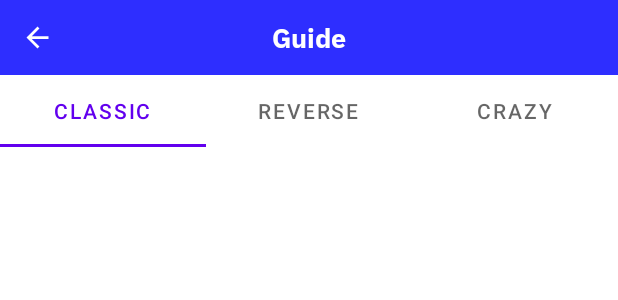
After one commit to BarbodH/mad-grid, an Android app: the layout activity_guide.xml on its own in the app's theme, with its tools: preview values and no code run, on a phone screen of 412 x 824 dp. The commit adds this screen. Shown: the top 300 px of the screen. Run offline under Robolectric (Android 15) with nearby library versions, the phone set to English and light mode, and no system bars.

Commit message:
Created basic guide page with video demonstrations

```diff
--- a/app/src/main/res/drawable/grid_button_background_inactive.xml
+++ b/app/src/main/res/drawable/grid_button_background_inactive.xml
@@ -3,5 +3,5 @@
     android:shape="rectangle">
 
     <solid android:color="#0047AB" />
-    <corners android:radius="5dp" />
+    <corners android:radius="8dp" />
 </shape>
--- /dev/null
+++ b/app/src/main/res/layout/activity_guide.xml
@@ -0,0 +1,71 @@
+<?xml version="1.0" encoding="utf-8"?>
+<androidx.constraintlayout.widget.ConstraintLayout xmlns:android="http://schemas.android.com/apk/res/android"
+    xmlns:app="http://schemas.android.com/apk/res-auto"
+    xmlns:tools="http://schemas.android.com/tools"
+    android:layout_width="match_parent"
+    android:layout_height="match_parent"
+    tools:context=".GuideActivity">
+
+    <RelativeLayout
+        android:id="@+id/relativeLayout2"
+        android:layout_width="match_parent"
+        android:layout_height="wrap_content"
+        android:background="@color/settings_bar"
+        app:layout_constraintEnd_toEndOf="parent"
+        app:layout_constraintHorizontal_bias="0.5"
+        app:layout_constraintStart_toStartOf="parent"
+        app:layout_constraintTop_toTopOf="parent">
+
+        <ImageView
+            android:layout_width="50dp"
+            android:layout_height="50dp"
+            android:onClick="returnHome"
+            android:padding="14dp"
+            android:src="@drawable/back_btn" />
+
+        <TextView
+            android:layout_width="wrap_content"
+            android:layout_height="wrap_content"
+            android:layout_centerInParent="true"
+            android:fontFamily="@font/ibm_plex_sans_bold"
+            android:text="@string/guide_title"
+            android:textColor="#FFFFFF "
+            android:textSize="18sp"
+            android:textStyle="bold" />
+    </RelativeLayout>
+
+    <com.google.android.material.tabs.TabLayout
+        android:id="@+id/guide_navbar"
+        android:layout_width="match_parent"
+        android:layout_height="wrap_content"
+        app:layout_constraintEnd_toEndOf="parent"
+        app:layout_constraintHorizontal_bias="0.5"
+        app:layout_constraintStart_toStartOf="parent"
+        app:layout_constraintTop_toBottomOf="@+id/relativeLayout2">
+
+        <com.google.android.material.tabs.TabItem
+            android:layout_width="wrap_content"
+            android:layout_height="wrap_content"
+            android:text="Classic" />
+
+        <com.google.android.material.tabs.TabItem
+            android:layout_width="wrap_content"
+            android:layout_height="wrap_content"
+            android:text="Reverse" />
+
+        <com.google.android.material.tabs.TabItem
+            android:layout_width="wrap_content"
+            android:layout_height="wrap_content"
+            android:text="Crazy" />
+    </com.google.android.material.tabs.TabLayout>
+
+    <androidx.viewpager.widget.ViewPager
+        android:id="@+id/guide_viewpager"
+        android:layout_width="match_parent"
+        android:layout_height="wrap_content"
+        app:layout_constraintEnd_toEndOf="parent"
+        app:layout_constraintHorizontal_bias="0.5"
+        app:layout_constraintStart_toStartOf="parent"
+        app:layout_constraintTop_toBottomOf="@+id/guide_navbar" />
+
+</androidx.constraintlayout.widget.ConstraintLayout>
--- a/app/src/main/res/layout/activity_main.xml
+++ b/app/src/main/res/layout/activity_main.xml
@@ -72,8 +72,8 @@
         android:layout_marginEnd="64dp"
         android:backgroundTint="#2E2EFF"
         android:fontFamily="@font/ibm_plex_sans_semibold"
-        android:onClick="openDescription"
-        android:text="@string/homepage_description"
+        android:onClick="openGuide"
+        android:text="@string/guide_title"
         app:layout_constraintEnd_toEndOf="parent"
         app:layout_constraintStart_toStartOf="parent"
         app:layout_constraintTop_toBottomOf="@+id/homepageStartButton" />
--- a/app/src/main/res/values/strings.xml
+++ b/app/src/main/res/values/strings.xml
@@ -44,4 +44,7 @@
         \nRate icon by Google Inc., from <i>IconScout</i>
         \nGitHub icon by Pixel Icons, from <i>IconScout</i>
     </string>
+    <string name="guide_title">Guide</string>
+    <!-- TODO: Remove or change this placeholder text -->
+    <string name="hello_blank_fragment">Hello blank fragment</string>
 </resources>
```
Also changed, not shown: app/src/main/AndroidManifest.xml (+6 -2 lines), app/src/main/java/com/example/mad_grid/GuideActivity.java (added, +48 -0 lines), app/src/main/java/com/example/mad_grid/GuideClassic.java (added, +93 -0 lines), app/src/main/java/com/example/mad_grid/GuideCrazy.java (added, +60 -0 lines), app/src/main/java/com/example/mad_grid/GuideReverse.java (added, +58 -0 lines), app/src/main/java/com/example/mad_grid/MainActivity.java (+10 -0 lines), app/src/main/java/com/example/mad_grid/VPAdapter.java (added, +41 -0 lines), app/src/main/res/drawable/guide_progressbar.xml (added, +17 -0 lines), app/src/main/res/layout/fragment_guide_classic.xml (added, +53 -0 lines), app/src/main/res/layout/fragment_guide_crazy.xml (added, +47 -0 lines), app/src/main/res/layout/fragment_guide_reverse.xml (added, +46 -0 lines), app/src/main/res/drawable/guide_video_thumbnail.png (added), 4 other files.
